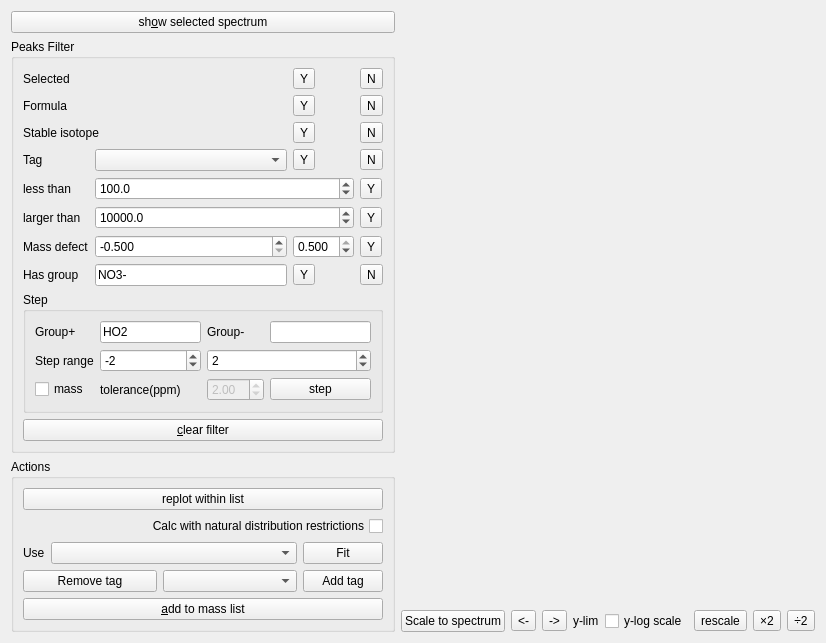
This is Orbitool/UI/PeakFit.ui in l460289052/Orbitool as Qt 5 draws it before an edit. The edited form follows.
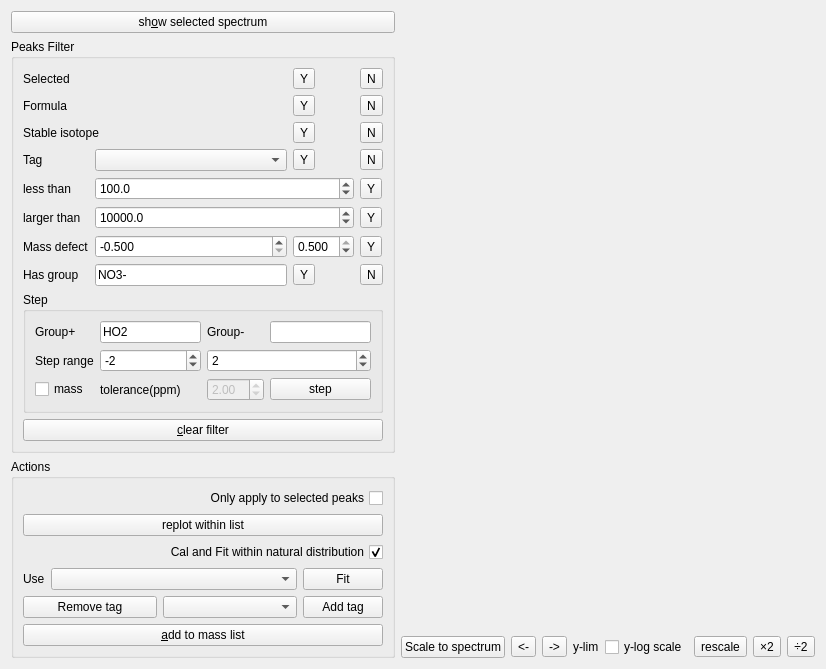
This is the edited form.

Commit message: small modifications - peakfit: action to selected - spectrum restore & save

The edit to the form file:
```diff
--- a/Orbitool/UI/PeakFit.ui
+++ b/Orbitool/UI/PeakFit.ui
@@ -7,7 +7,7 @@
     <x>0</x>
     <y>0</y>
     <width>826</width>
-    <height>572</height>
+    <height>616</height>
    </rect>
   </property>
   <property name="windowTitle">
@@ -395,6 +395,16 @@
         <string>Actions</string>
        </property>
        <layout class="QVBoxLayout" name="verticalLayout_4">
+        <item>
+         <widget class="QCheckBox" name="onlySelectedCheckBox">
+          <property name="layoutDirection">
+           <enum>Qt::RightToLeft</enum>
+          </property>
+          <property name="text">
+           <string>Only apply to selected peaks</string>
+          </property>
+         </widget>
+        </item>
         <item>
          <widget class="QPushButton" name="replotPushButton">
           <property name="text">
@@ -408,7 +418,10 @@
            <enum>Qt::RightToLeft</enum>
           </property>
           <property name="text">
-           <string>Calc with natural distribution restrictions</string>
+           <string>Cal and Fit within natural distribution</string>
+          </property>
+          <property name="checked">
+           <bool>true</bool>
           </property>
          </widget>
         </item>
```
The commit also changes 10 other files.
